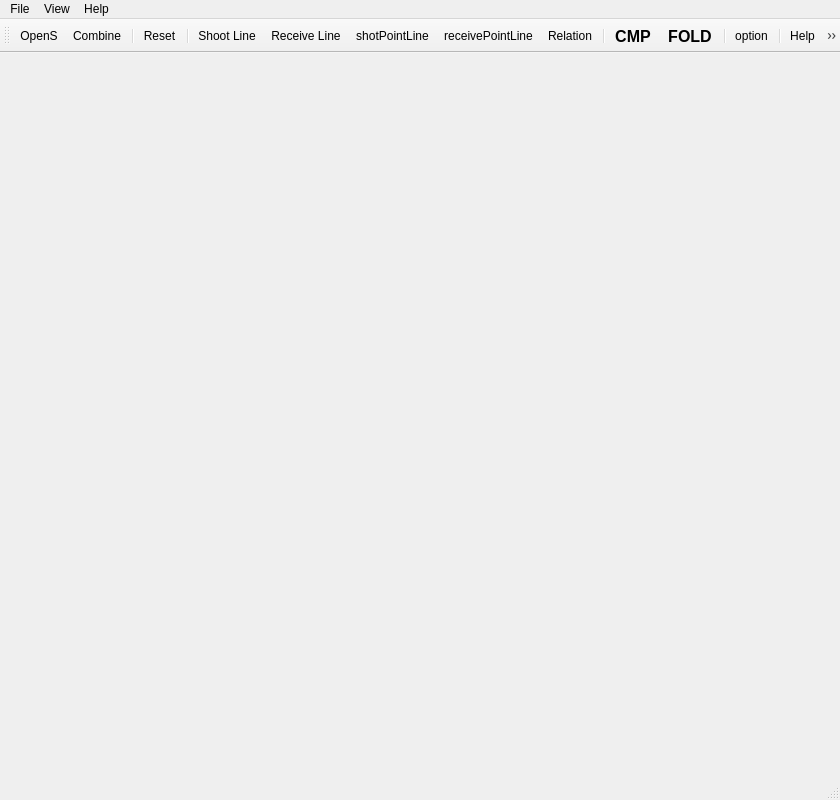
The window that qjd_sps_mainwindow.ui (xtfllbl/Paint-SPS) describes before a commit, drawn with Qt 5.
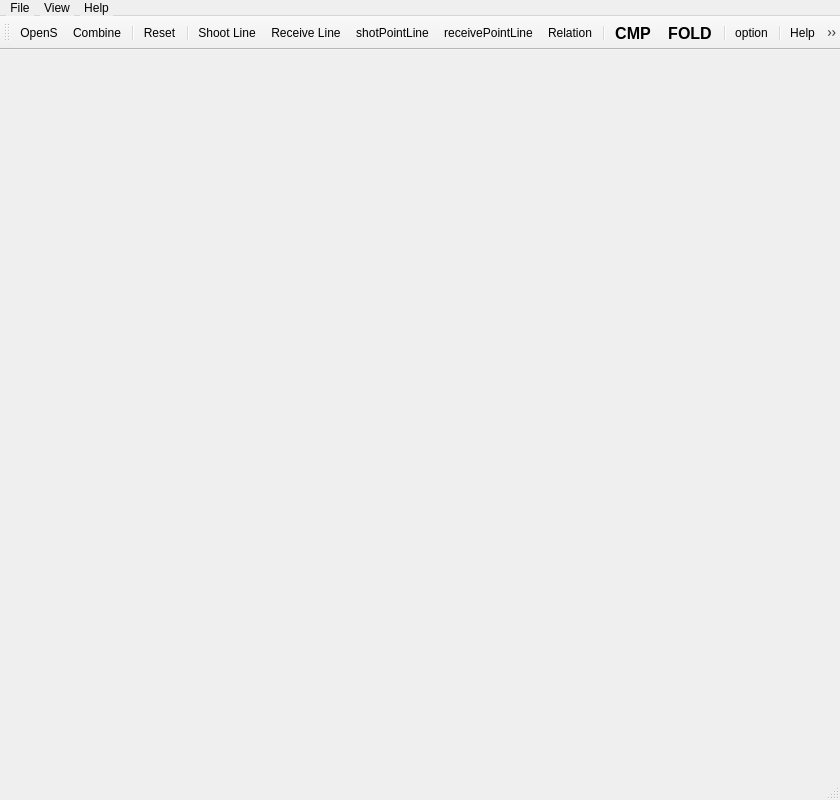
The same window after the commit. Icons and pictures are not drawn.

```diff
--- a/qjd_sps_mainwindow.ui
+++ b/qjd_sps_mainwindow.ui
@@ -42,9 +42,30 @@
      <x>0</x>
      <y>0</y>
      <width>840</width>
-     <height>28</height>
+     <height>24</height>
     </rect>
    </property>
+   <property name="styleSheet">
+    <string notr="true"> QMenuBar {
+     background-color: qlineargradient(x1:0, y1:0, x2:0, y2:1,
+                                       stop:0 lightgray, stop:1 darkgray);
+ }
+
+ QMenuBar::item {
+     spacing: 3px; /* spacing between menu bar items */
+     padding: 1px 4px;
+     background: transparent;
+     border-radius: 4px;
+ }
+
+ QMenuBar::item:selected { /* when selected using mouse or keyboard */
+     background: #a8a8a8;
+ }
+
+ QMenuBar::item:pressed {
+     background: #888888;
+ }</string>
+   </property>
    <widget class="QMenu" name="menuFile">
     <property name="title">
      <string>File</string>
```
